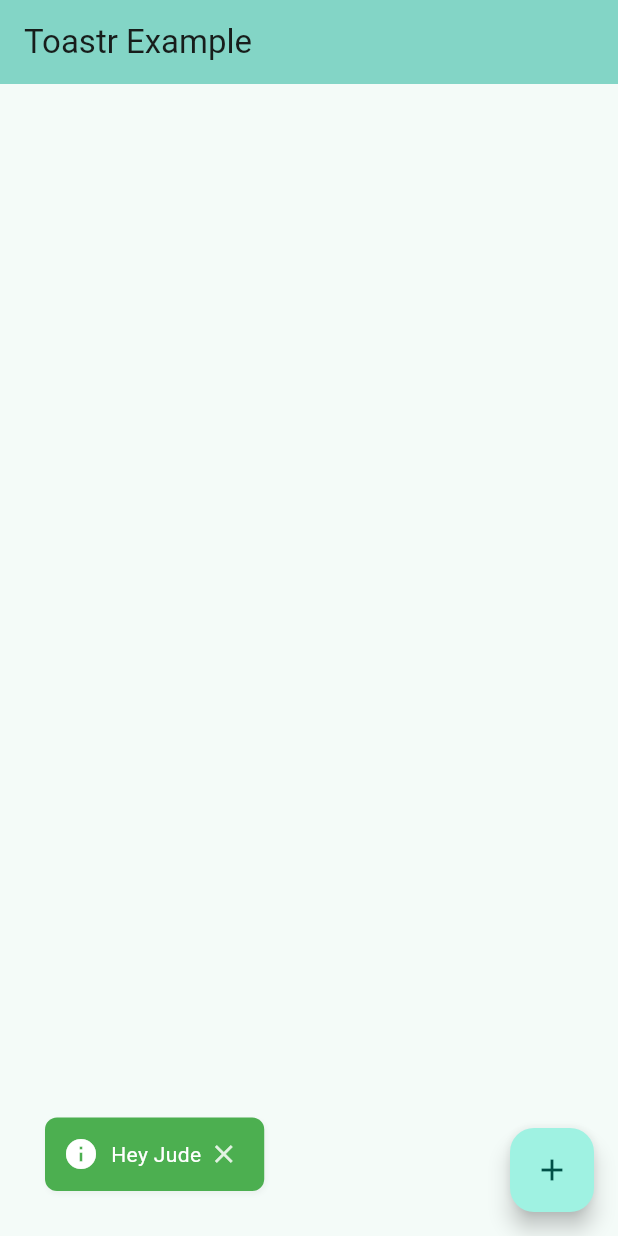
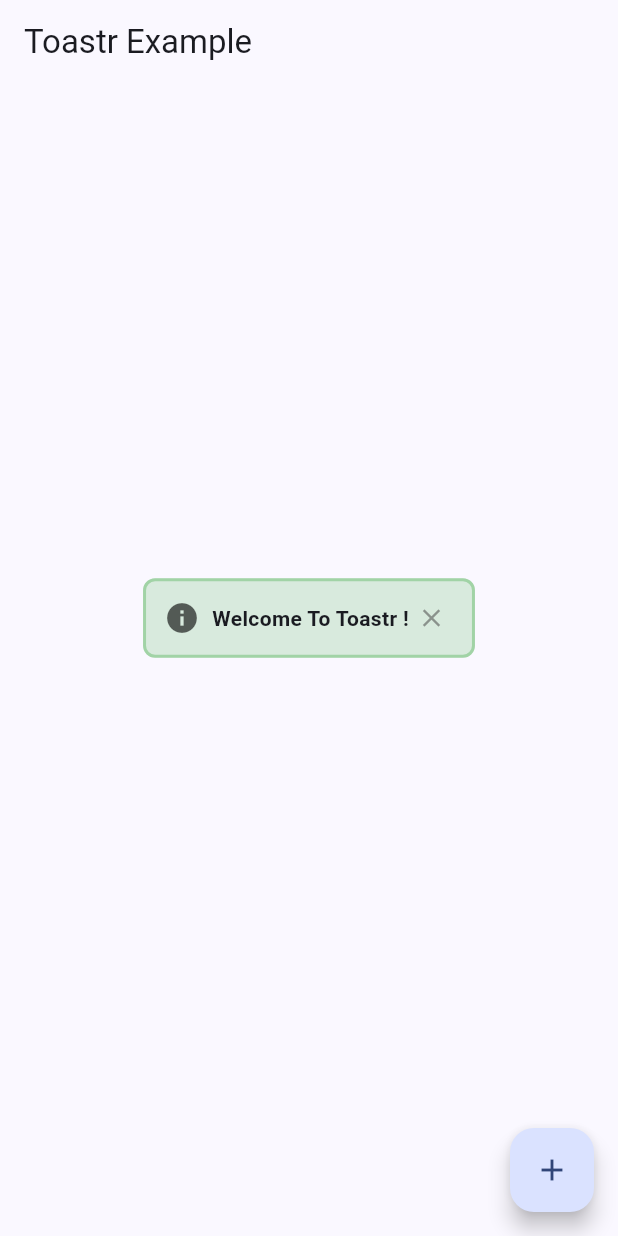
Before and after one commit to AaryanSharmaNeupane/toastr, a Flutter app: the screen it shows after launch, after a tap on the "add" icon, on a phone screen of 412 x 824 dp. Run offline on Flutter 3.47's test engine with Material 3 defaults, Android fonts, the phone set to English and light mode, and no system bars.

Commit message:
first draft read me

```diff
--- a/example/lib/main.dart
+++ b/example/lib/main.dart
@@ -13,11 +13,10 @@ class MyApp extends StatelessWidget {
     return MaterialApp(
       theme: ThemeData(
         colorScheme: ColorScheme.fromSeed(
-          seedColor: const Color.fromARGB(255, 4, 114, 101),
+          seedColor: const Color.fromARGB(255, 0, 106, 255),
         ),
         useMaterial3: true,
       ),
-      debugShowCheckedModeBanner: false,
       home: const MyHomePage(),
     );
   }
@@ -35,22 +34,23 @@ class _MyHomePageState extends State<MyHomePage> {
   Widget build(BuildContext context) {
     return Scaffold(
       appBar: AppBar(
-        backgroundColor: Theme.of(context).colorScheme.inversePrimary,
         title: Text("Toastr Example"),
       ),
       floatingActionButton: FloatingActionButton(
         onPressed: () => Toastr.show(
           context: context,
-          message: "Hey Jude",
+          message: "Welcome To Toastr !",
           // type: ToastType.info,
           showIcon: true,
-          toastStyle: ToastStyle.filled,
-          alignment: Alignment.bottomLeft,
+          toastStyle: ToastStyle.flatFilled,
+          // alignment: Alignment.bottomLeft,
           showCloseButton: true,
-          // messageStyle: TextStyle(
-          //   fontWeight: FontWeight.bold,
-          //   fontSize: 30,
-          // ),
+          closeDuration: const Duration(seconds: 10),
+          messageStyle: TextStyle(
+            fontWeight: FontWeight.bold,
+            // fontSize: 30,
+            // color: Colors.white,
+          ),
           // borderStyle: BorderRadius.circular(30),
           // primaryColor: const Color.fromARGB(255, 15, 226, 226),
         ),
```
Also changed, not shown: pubspec.yaml (+10 -3 lines), 1 other file.
